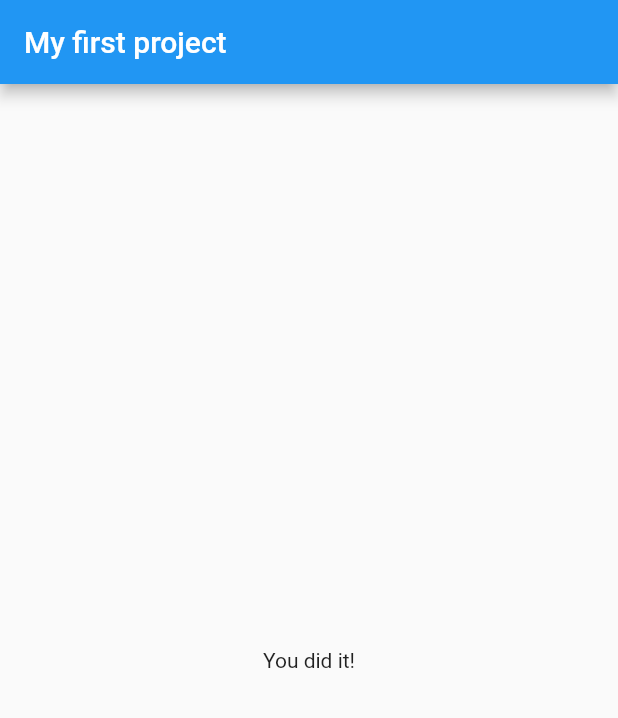
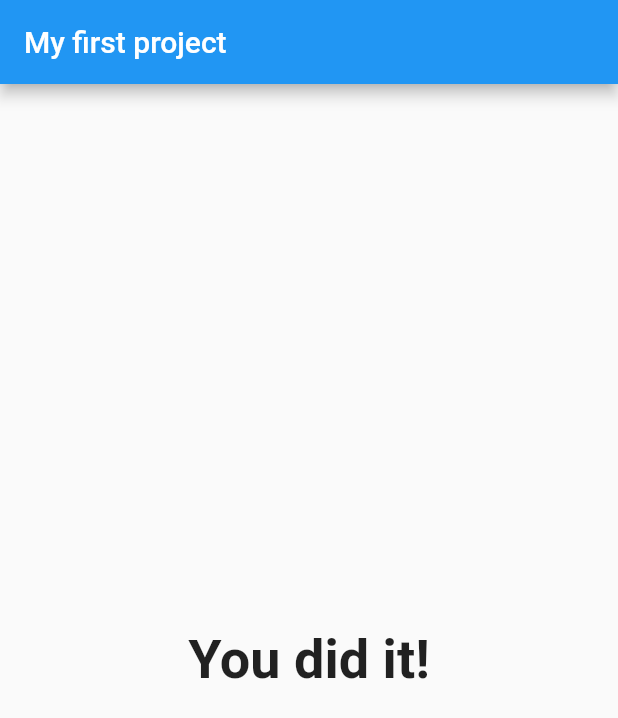
Before and after one commit to Shogil/flutter-beginner, a Flutter app: the screen it shows after launch, after a tap on "Red", after a tap on "Snake", after a tap on "Delhi", on a phone screen of 412 x 824 dp. Shown: the top 718 px of the screen. Run offline on Flutter 3.47's test engine with Material 2 defaults, Android fonts, the phone set to English and light mode, and no system bars.

Commit message:
update the result

```diff
--- a/lib/main.dart
+++ b/lib/main.dart
@@ -67,7 +67,7 @@ class _MyAppState extends State {
                 questionIndex: _questionIndex,
                 questions: _questions,
               )
-            : Result(),
+            : Result(_totalScore),
       ),
     );
   }
--- a/lib/result.dart
+++ b/lib/result.dart
@@ -1,10 +1,15 @@
 import 'package:flutter/material.dart';
 
 class Result extends StatelessWidget {
+  final int resultScore;
+  Result(this.resultScore);
   @override
   Widget build(BuildContext context) {
     return Center(
-      child: Text('You did it!'),
+      child: Text(
+        'You did it!',
+        style: TextStyle(fontSize: 36, fontWeight: FontWeight.bold),),
+      ),
     );
   }
 }
```
